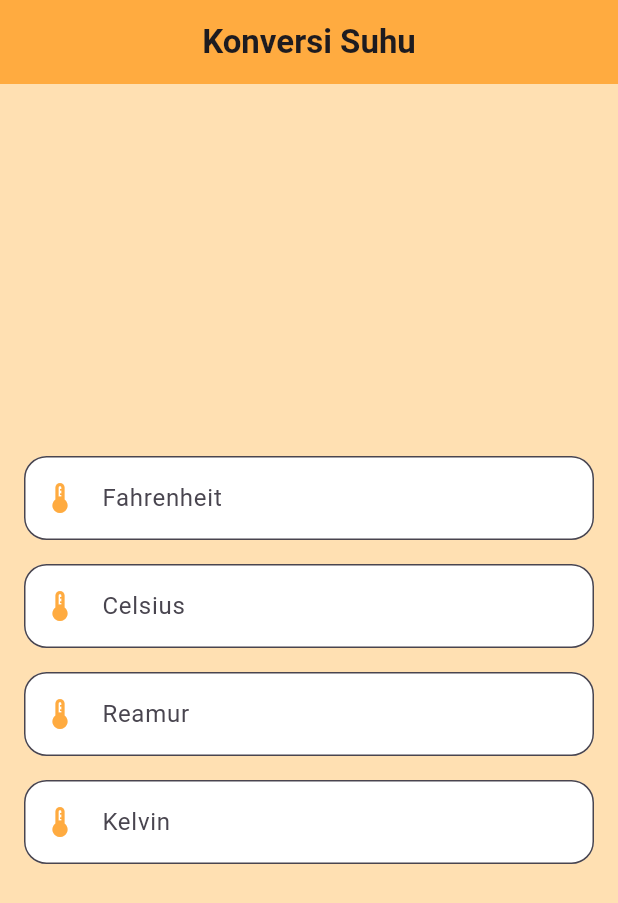
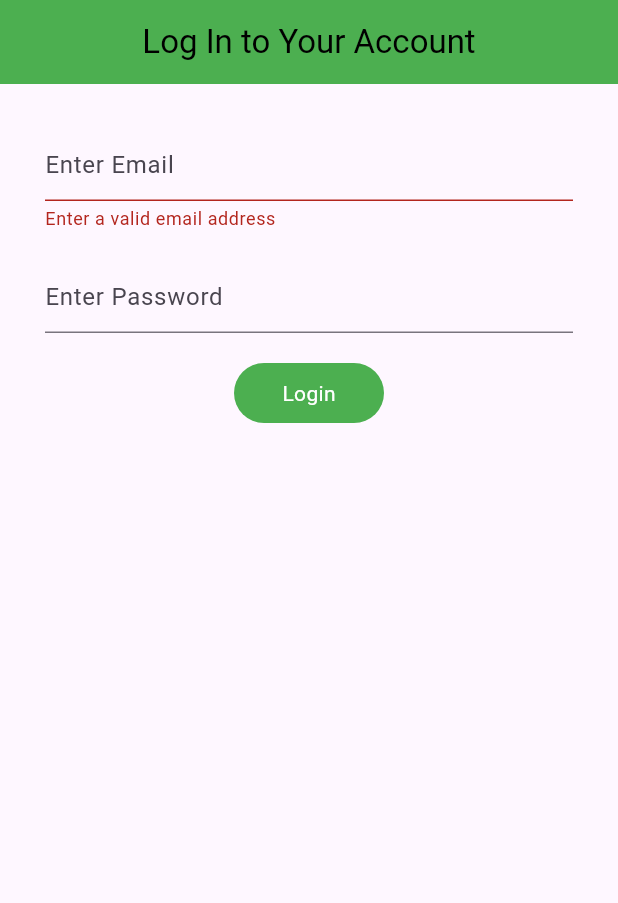
Before and after one commit to AdeTisya/konversisuhu, a Flutter app: the screen it shows after launch, on a phone screen of 412 x 824 dp. Shown: the top 903 px of the screen. Run offline on Flutter 3.47's test engine with Material 3 defaults, Android fonts, the phone set to English and light mode, and no system bars.

Commit message:
second commit

```diff
--- /dev/null
+++ b/lib/Login.dart
@@ -0,0 +1,118 @@
+import 'konversi.dart';
+import 'package:flutter/material.dart';
+
+class MyLoginPage extends StatefulWidget {
+  const MyLoginPage({super.key});
+
+  @override
+  State<MyLoginPage> createState() => _MyLoginPageState();
+}
+
+class _MyLoginPageState extends State<MyLoginPage> {
+
+  TextEditingController emailController = TextEditingController(); //mengambil input dari pengguna
+  TextEditingController passwordController = TextEditingController();
+  String useremail = "username@pensmail.com";
+  String pass = "123456";
+  String notif = " ";
+
+   void login(String email, String password) {
+
+      if (email == useremail && password == pass ) { //sebagai data login statis.
+        setState(()
+          {
+            notif = " ";
+          });
+        Navigator.push(context, //pengguna diarahkan ke halaman kalkulator
+          MaterialPageRoute(builder: (context) => TemperatureConverter())
+          );
+      } else {
+        setState(()
+          {
+            notif = " email atau password salah";
+          });
+      }
+  }
+
+  @override
+  Widget build(BuildContext context) {
+
+    String? validateEmail(String? value) { //menerima sebuah string (value) yang merupakan input email dari pengguna.
+      const pattern = r"(?:[a-z0-9!#$%&'*+/=?^_`{|}~-]+(?:\.[a-z0-9!#$%&'"
+          r'*+/=?^_`{|}~-]+)*|"(?:[\x01-\x08\x0b\x0c\x0e-\x1f\x21\x23-\x5b\x5d-'
+          r'\x7f]|\\[\x01-\x09\x0b\x0c\x0e-\x7f])*")@(?:(?:[a-z0-9](?:[a-z0-9-]*'
+          r'[a-z0-9])?\.)+[a-z0-9](?:[a-z0-9-]*[a-z0-9])?|\[(?:(?:(2(5[0-5]|[0-4]'
+          r'[0-9])|1[0-9][0-9]|[1-9]?[0-9]))\.){3}(?:(2(5[0-5]|[0-4][0-9])|1[0-9]'
+          r'[0-9]|[1-9]?[0-9])|[a-z0-9-]*[a-z0-9]:(?:[\x01-\x08\x0b\x0c\x0e-\x1f\'
+          r'x21-\x5a\x53-\x7f]|\\[\x01-\x09\x0b\x0c\x0e-\x7f])+)\])';
+      final regex = RegExp(pattern); //memastikan email memiliki bagian sebelum @, domain setelah @, dan ekstensi domain yang valid.
+
+      return value!.isEmpty || !regex.hasMatch(value)
+          ? 'Enter a valid email address'
+          : null;
+    }
+
+    return Scaffold(
+      appBar: AppBar(
+        backgroundColor: Colors.green,
+        title: const Text(
+          "Log In to Your Account",
+          style: TextStyle(color: Colors.black),
+        ),
+        centerTitle: true,
+      ),
+      body: Padding(
+        padding: EdgeInsets.symmetric(vertical: 30, horizontal: 30),
+        child: Column(
+          children: [
+            Form(
+              autovalidateMode: AutovalidateMode.always,
+              child: TextFormField(
+              controller: emailController,
+              validator: validateEmail,
+              decoration: InputDecoration(hintText: "Enter Email")),
+              ),
+            const SizedBox(
+              height: 20,
+            ),
+            TextFormField(
+                controller: passwordController,
+                obscureText: true,
+                enableSuggestions: false,
+                autocorrect: false,
+                decoration: InputDecoration(hintText: "Enter Password")),
+            const SizedBox(
+              height: 20,
+            ),
+            GestureDetector(
+              onTap: () => login(emailController.text.toString(),
+                  passwordController.text.toString()),
+              child: Container(
+                height: 40,
+                width: 100,
+                alignment: Alignment.center,
+                decoration: BoxDecoration(
+                    color: Colors.green,
+                    borderRadius: BorderRadius.circular(20)),
+                child: Text(
+                  "Login",
+                  style: TextStyle(color: Colors.white),
+                ),
+              ),
+            ),
+            const SizedBox(
+              height: 20,
+            ),
+            Text(notif,
+              textAlign: TextAlign.center,
+              style: TextStyle(
+              fontWeight: FontWeight.w600,
+              fontSize: 15,
+              ),
+            ),
+          ],
+        ),
+      ),
+    );
+  }
+}
--- a/lib/konversi.dart
+++ b/lib/konversi.dart
@@ -1,11 +1,13 @@
-import 'package:flutter/material.dart';
-import 'package:flutter/services.dart';
+//import library
+import 'package:flutter/material.dart'; // membangun UI aplikasi dengan Material Design.
+import 'package:flutter/services.dart'; //membatasi input hanya angka dan simbol desimal.
 
 class TemperatureConverter extends StatefulWidget {
   @override
   _TemperatureConverterState createState() => _TemperatureConverterState();
 }
 
+//mengontrol nilai inputan pada setiap TextField.
 class _TemperatureConverterState extends State<TemperatureConverter> {
   final TextEditingController _fahrenheitController = TextEditingController();
   final TextEditingController _celsiusController = TextEditingController();
@@ -18,9 +20,10 @@
   final FocusNode _kelvinFocus = FocusNode();
 
   void _updateValues(String value, String unit) {
-    double? input = double.tryParse(value);
+    double? input = double.tryParse(value); //menghindari error jika pengguna memasukkan karakter non-numerik.
     if (input == null) return;
 
+  //setstate mengontrol nilai yang diinput secara otomatis
     setState(() {
       if (_fahrenheitFocus.hasFocus) {
         _celsiusController.text = ((input - 32) * 5 / 9).toStringAsFixed(2);
--- a/lib/main.dart
+++ b/lib/main.dart
@@ -1,6 +1,6 @@
 // main.dart
 import 'package:flutter/material.dart';
-import 'konversi.dart';
+import 'Login.dart';
 
 void main() {
   runApp(MyApp());
@@ -15,7 +15,7 @@
       theme: ThemeData(
         primarySwatch: Colors.blue,
       ),
-      home: TemperatureConverter(),
+      home: MyLoginPage(),
     );
   }
 }
```
